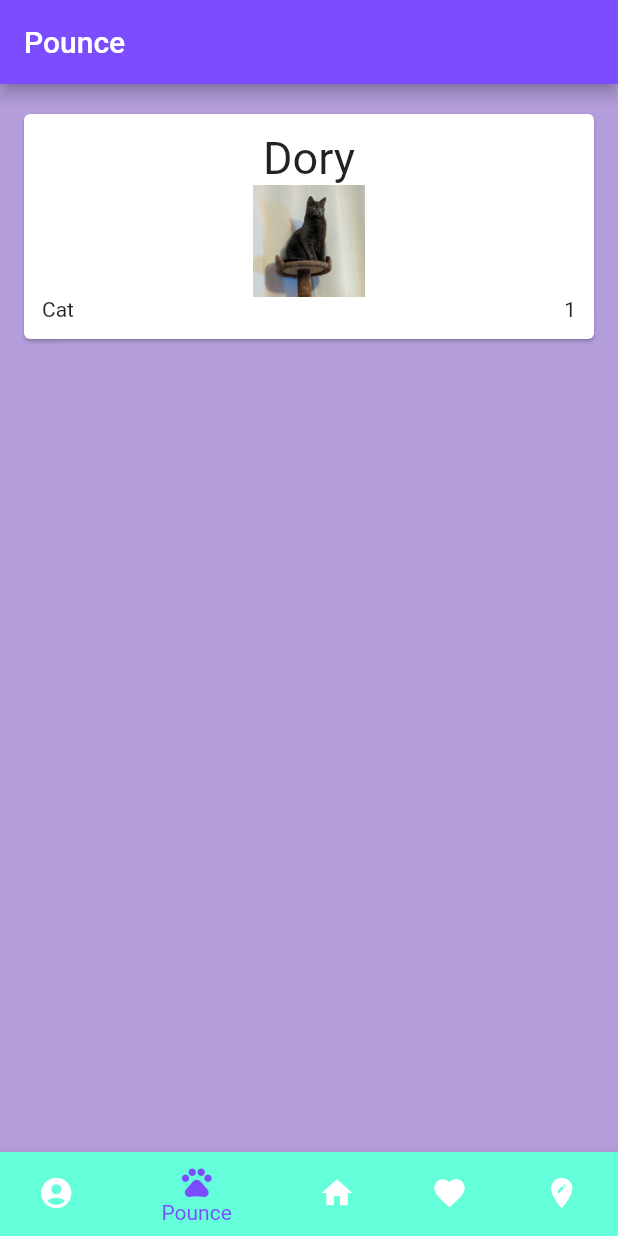
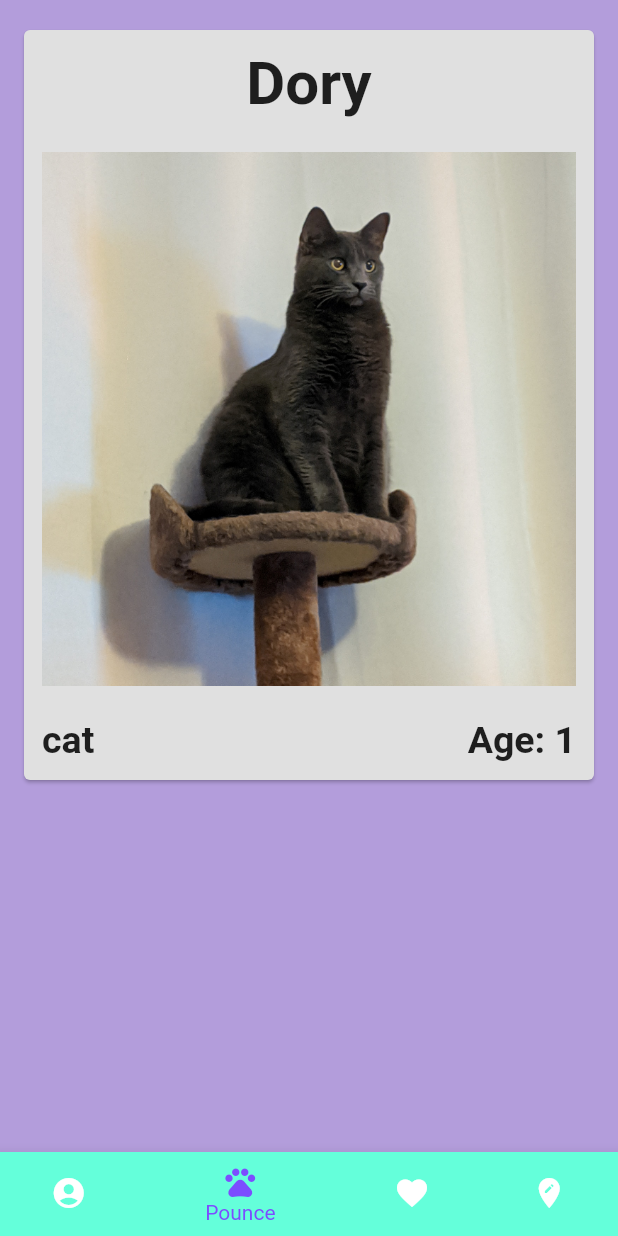
Before and after one commit to ilally93/Pounce-Project, a Flutter app: the screen it shows after launch, item 2 of the bottom bar chosen, on a phone screen of 412 x 824 dp. Run offline on Flutter 3.47's test engine with Material 2 defaults, Android fonts, the phone set to English and light mode, and no system bars; our stand-ins replace google_maps_flutter; missing offline and left inert: echoar_package.

```diff
--- a/lib/button_to_profile.dart
+++ b/lib/button_to_profile.dart
@@ -1,5 +1,5 @@
 import 'package:flutter/material.dart';
-import 'package:pounce_project/pet_profile.dart';
+import 'file:///C:/Users/ilall/Desktop/SillyHacks/Pounce-Project/lib/backend/pets/pet_profile.dart';
 
 class Button_to_Profile extends StatefulWidget {
   @override
--- a/lib/main.dart
+++ b/lib/main.dart
@@ -13,7 +13,6 @@
 //TODO Associate pet object list with Hearted page
 
 import 'package:flutter/material.dart';
-import 'package:pounce_project/pet_profile.dart';
 import 'package:pounce_project/user_profile.dart';
 import 'shelter_map.dart';
 import 'hearted.dart';
@@ -47,15 +46,9 @@ class _MyStatefulWidgetState extends State<MyStatefulWidget> {
   static const TextStyle optionStyle =
   TextStyle(fontSize: 30, fontWeight: FontWeight.bold);
   static List<Widget> _widgetOptions = <Widget>[
-    User_Profile (
-    ),
+    User_Profile(),
     Pounce(),
-    Text(
-      'Index 2: Home',
-      style: optionStyle,
-    ),
     Hearted(),
-
     Shelter_Map(),
   ];
 
@@ -67,10 +60,7 @@ class _MyStatefulWidgetState extends State<MyStatefulWidget> {
   @override
   Widget build(BuildContext context) {
     return Scaffold(
-      appBar: AppBar(
-        title: const Text('Pounce'),
-        backgroundColor: Colors.deepPurpleAccent,
-      ),
+
       body: Center(
         child: _widgetOptions.elementAt(_selectedIndex),
       ),
@@ -84,11 +74,6 @@ class _MyStatefulWidgetState extends State<MyStatefulWidget> {
           BottomNavigationBarItem(
             icon: Icon(Icons.pets),
             title: Text('Pounce'),
-            backgroundColor: Colors.tealAccent,
-          ),
-          BottomNavigationBarItem(
-            icon: Icon(Icons.home),
-            title: Text('Home'),
             backgroundColor: Colors.tealAccent,
           ),
           BottomNavigationBarItem(
--- a/lib/pounce_page.dart
+++ b/lib/pounce_page.dart
@@ -19,43 +19,58 @@ class _PounceState extends State<Pounce> {
 
   List<Pet> pets = [
     Pet(name: 'Dory', age: '1', species: 'Cat', breed: '', hearted: false),
-    //Pet(name: 'Earl', age: 1, species: 'Cat', breed: '', hearted: false),
-    //Pet(name: 'Siri', age: 1, species: 'Cat', breed: '', hearted: false),
-    //Pet(name: 'Carl', age: 1, species: 'Dog', breed: 'Corgi mix', hearted: false),
+    Pet(name: 'Earl', age: '1', species: 'Cat', breed: '', hearted: false),
+    //Pet(name: 'Siri', age: '1', species: 'Cat', breed: '', hearted: false),
+    //Pet(name: 'Carl', age: '1', species: 'Dog', breed: 'Corgi mix', hearted: false),
   ];
 
   List<String> petNames = [
     'Dory',
-    //'Earl',
+    'Earl',
     //'Siri',
     //'Carl',
   ];
 
   Widget petCard(pet) {
     return Card(
+        color: Colors.grey[300],
         margin: EdgeInsets.fromLTRB(16.0, 20.0, 16.0, 0.0),
         child: Padding(
             padding: const EdgeInsets.all(12.0),
             child: Column(
                 children: <Widget>[
                   Text(
-                pet.name,
+                      "Dory", //pet.name,
                       style: TextStyle(
-                  fontSize: 30,
+                          fontSize: 40,
+                          fontWeight: FontWeight.bold
                       )
                   ),
                   Image(
                     image: AssetImage('assets/pets/Dory.jpg'),
-                height: 75,
-                width: 75,
+                    height: 400,
+                    width: 400,
                   ),
                   Row(
                       children: <Widget>[
                         Expanded(
-                    child: Text(pet.species)
+                            child: Text(
+                                "cat",
+                                style: TextStyle(
+                                    fontSize: 25,
+                                    fontWeight: FontWeight.bold
+                                )
+                            )
                         ),
                         Expanded(
-                    child: Text(pet.age, textAlign: TextAlign.right)
+                            child: Text(
+                                'Age: 1', //+ pet.age,
+                                textAlign: TextAlign.right,
+                                style: TextStyle(
+                                    fontSize: 25,
+                                    fontWeight: FontWeight.bold
+                                )
+                            )
                         )
                       ]
                   )
@@ -69,8 +84,14 @@ class _PounceState extends State<Pounce> {
   Widget build(BuildContext context) {
     return Scaffold(
         backgroundColor: Colors.deepPurple[200],
-      body: Column(
-        children: pets.map((pet) => petCard(pet)).toList(),
+        body: Container(
+          child: Column(
+              children: <Widget> [
+                petCard('Dory')
+              ]
+          ),
+
+
         )
     );
   }
```
Also changed, not shown: lib/backend/pets/pet_profile.dart (added, +135 -0 lines), lib/hearted.dart (+67 -0 lines), lib/pet_profile.dart (deleted, +0 -132 lines). Lines whose indentation alone changed are shown as unchanged.
